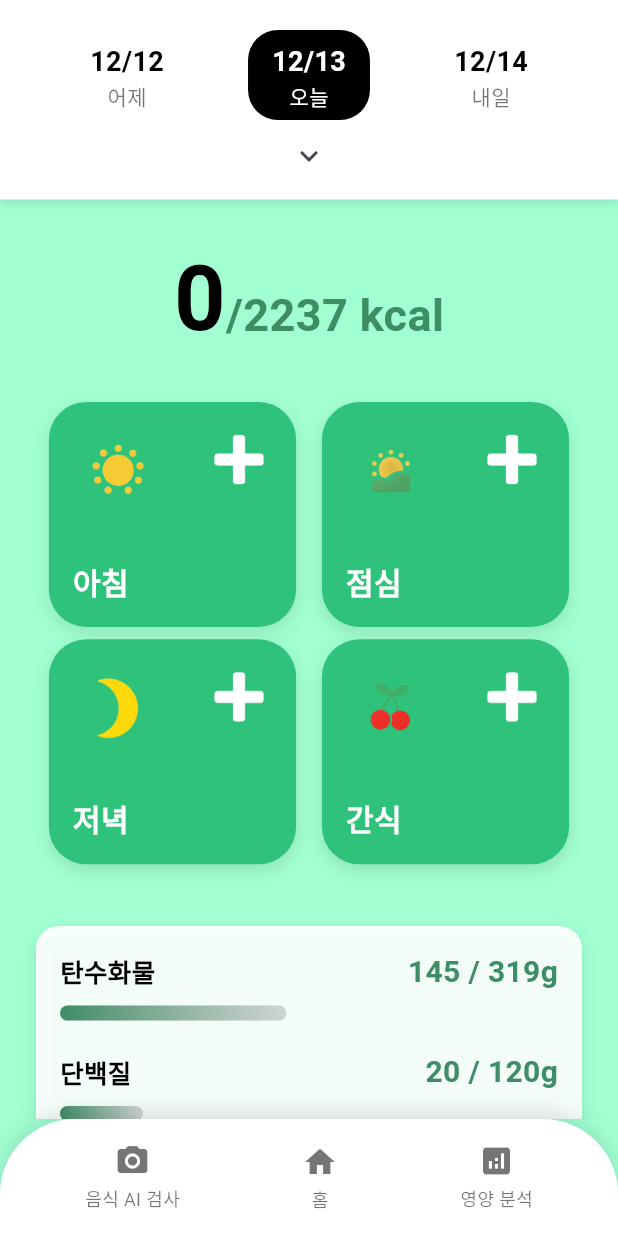
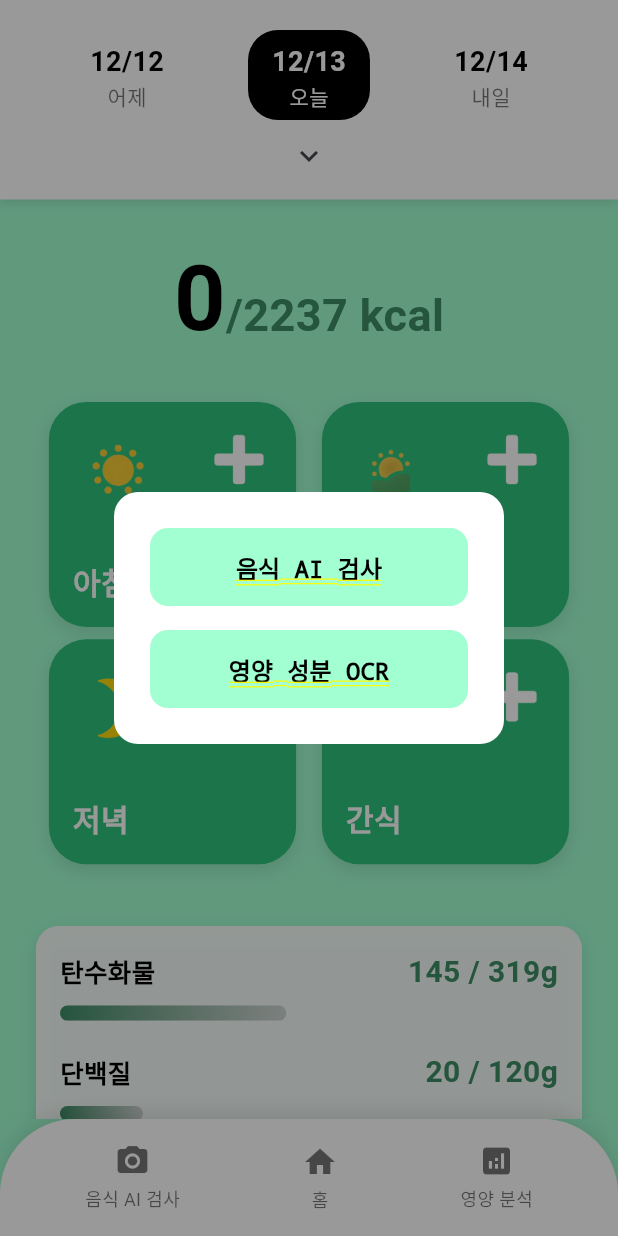
Before and after one commit to ehdrjs4573/bitewise_fe, a Flutter app: the HomeScreen screen opened by its route, after a tap on "아침", on a phone screen of 412 x 824 dp. Run offline on Flutter 3.47's test engine with Material 3 defaults, Android fonts, the phone set to English and light mode, and no system bars; our stand-ins replace image_picker, permission_handler.

Commit message:
카메라 기능추가

```diff
--- /dev/null
+++ b/lib/models/ai_mode.dart
@@ -0,0 +1,4 @@
+enum AiMode {
+  food,
+  ocr,
+}
--- a/lib/screens/home_screen/home_screen.dart
+++ b/lib/screens/home_screen/home_screen.dart
@@ -1,9 +1,15 @@
+
 import 'package:flutter/material.dart';
+
+import '../camera_screen.dart'; // CameraScreen
+import '../../models/ai_mode.dart'; // AiMode
+
 import 'widgets/date_selector.dart';
 import 'widgets/calorie_display.dart';
 import 'widgets/macro_progress_bar.dart';
 import 'widgets/meal_card.dart';
 import 'widgets/bottom_nav_bar.dart';
+
 
 class HomeScreen extends StatefulWidget {
   const HomeScreen({super.key});
@@ -13,27 +19,82 @@ class HomeScreen extends StatefulWidget {
 }
 
 class _HomeScreenState extends State<HomeScreen> {
-  // 상태 관리를 위한 변수들
+
+  // 📌 AI 선택 팝업 (다이얼로그로 구현)
+  void showAiSelectDialog() {
+    showDialog(
+      context: context,
+      barrierDismissible: true,
+      // 외부를 어둡게 처리
+      barrierColor: Colors.black.withOpacity(0.4),
+      builder: (dialogContext) { // 빌더 컨텍스트 이름을 dialogContext로 명확히 지정
+        return Center(
+          child: Container(
+            width: 260,
+            padding: const EdgeInsets.symmetric(vertical: 24),
+            decoration: BoxDecoration(
+              color: Colors.white,
+              borderRadius: BorderRadius.circular(16),
+            ),
+            child: Column(
+              mainAxisSize: MainAxisSize.min,
+              children: [
+                _DialogButton(
+                  text: '음식 AI 검사',
+                  onTap: () {
+                    Navigator.pop(dialogContext);
+                    Navigator.push(
+                      context,
+                      MaterialPageRoute(
+                        builder: (_) => const CameraScreen(mode: AiMode.food),
+                      ),
+                    );
+                  },
+                ),
+                const SizedBox(height: 16),
+                _DialogButton(
+                  text: '영양 성분 OCR',
+                  onTap: () {
+                    Navigator.pop(dialogContext);
+                    Navigator.push(
+                      context,
+                      MaterialPageRoute(
+                        builder: (_) => const CameraScreen(mode: AiMode.ocr),
+                      ),
+                    );
+                  },
+                ),
+              ],
+            ),
+          ),
+        );
+      },
+    );
+  }
+
+  // 상태 값들
   DateTime _selectedDate = DateTime.now();
+
   final int _targetCalories = 2237;
   int _currentCalories = 0;
+
   final int _targetCarbs = 319;
   int _currentCarbs = 145;
+
   final int _targetProtein = 120;
   int _currentProtein = 20;
+
   final int _targetFat = 62;
   int _currentFat = 4;
 
   void _onDateSelected(DateTime newDate) {
     setState(() {
       _selectedDate = newDate;
-      // TODO: 선택된 날짜에 따라 데이터를 업데이트하는 로직 추가
     });
   }
 
   void _onMealCardTapped(String mealType) {
-    // TODO: 식단 카드 클릭 시 동작 추가 (예: 식단 추가 화면으로 이동)
-    print('Tapped on $mealType meal card');
+    showAiSelectDialog();
   }
 
   String _getImagePathForMeal(String mealType) {
@@ -66,20 +127,19 @@ class _HomeScreenState extends State<HomeScreen> {
             ),
             Expanded(
               child: SingleChildScrollView(
-                padding: const EdgeInsets.symmetric(horizontal: 24.0, vertical: 16.0),
+                padding: const EdgeInsets.symmetric(
+                    horizontal: 24, vertical: 16),
                 child: Column(
                   children: [
-                    // ✅ 1. 칼로리 디스플레이와 달력 사이의 공백을 줄였습니다.
                     SizedBox(height: screenHeight * 0.01),
+
                     CalorieDisplay(
                       currentCalories: _currentCalories,
                       targetCalories: _targetCalories,
                     ),
 
-                    // ✅ 2. MealCard와 칼로리 디스플레이 사이의 공백을 설정했습니다.
                     SizedBox(height: screenHeight * 0.03),
 
-                    // ✅ 3. MealCard를 다시 프로그레스 바 위로 올렸습니다. (원래 위치)
                     Row(
                       mainAxisAlignment: MainAxisAlignment.spaceAround,
                       children: [
@@ -95,7 +155,9 @@ class _HomeScreenState extends State<HomeScreen> {
                         ),
                       ],
                     ),
+
                     SizedBox(height: screenHeight * 0.01),
+
                     Row(
                       mainAxisAlignment: MainAxisAlignment.spaceAround,
                       children: [
@@ -112,10 +174,8 @@ class _HomeScreenState extends State<HomeScreen> {
                       ],
                     ),
 
-                    // ✅ 4. 프로그레스 바와 MealCard 사이의 공백을 설정했습니다.
                     SizedBox(height: screenHeight * 0.05),
 
-                    // ✅ 5. "바이트와이즈..." 텍스트는 삭제된 채로, 프로그레스 바가 마지막에 위치합니다.
                     Container(
                       padding: const EdgeInsets.all(16),
                       decoration: BoxDecoration(
@@ -158,10 +218,13 @@ class _HomeScreenState extends State<HomeScreen> {
                 ),
               ),
             ),
+
             BottomNavBar(
               onTap: (index) {
-                // TODO: 내비게이션 기능 구현
-                print('Tapped on navigation item at index $index');
+                // BottomNavBar의 인덱스 0 ('음식 AI 검사')를 탭했을 때
+                if (index == 0) {
+                  showAiSelectDialog();
+                }
               },
             ),
           ],
@@ -170,3 +233,40 @@ class _HomeScreenState extends State<HomeScreen> {
     );
   }
 }
+
+// =======================================================
+class _DialogButton extends StatelessWidget {
+  final String text;
+  final VoidCallback onTap;
+
+  const _DialogButton({
+    required this.text,
+    required this.onTap,
+  });
+
+  @override
+  Widget build(BuildContext context) {
+    return GestureDetector(
+      onTap: onTap,
+      child: Container(
+        width: double.infinity,
+        padding: const EdgeInsets.symmetric(vertical: 14),
+        margin: const EdgeInsets.symmetric(horizontal: 24),
+        decoration: BoxDecoration(
+          color: const Color(0xFFA1FFD1),
+          borderRadius: BorderRadius.circular(12),
+        ),
+        child: Text(
+          text,
+          textAlign: TextAlign.center,
+          style: const TextStyle(
+            fontSize: 16,
+            fontWeight: FontWeight.w600,
+            color: Colors.black,
+          ),
+          overflow: TextOverflow.ellipsis,
+        ),
+      ),
+    );
+  }
+}
--- a/lib/screens/home_screen/widgets/calorie_display.dart
+++ b/lib/screens/home_screen/widgets/calorie_display.dart
@@ -13,10 +13,8 @@ class CalorieDisplay extends StatelessWidget {
   @override
   Widget build(BuildContext context) {
     return Center(
-      // ✅ 1. Column을 Row로 변경하여 가로로 배치합니다.
       child: Row(
         mainAxisAlignment: MainAxisAlignment.center, // 가로로 중앙 정렬
-        // ✅ 2. 글자 크기가 다른 텍스트들의 아랫부분을 깔끔하게 정렬합니다.
         crossAxisAlignment: CrossAxisAlignment.baseline,
         textBaseline: TextBaseline.alphabetic,
         children: [
@@ -28,7 +26,6 @@ class CalorieDisplay extends StatelessWidget {
               color: Colors.black,
             ),
           ),
-          // ✅ 3. '/목표 kcal' 텍스트를 바로 옆에 배치합니다.
           Text(
             '/$targetCalories kcal',
             style: const TextStyle(
--- a/lib/screens/home_screen/widgets/meal_card.dart
+++ b/lib/screens/home_screen/widgets/meal_card.dart
@@ -30,10 +30,8 @@ class MealCard extends StatelessWidget {
             ),
           ],
         ),
-        // ✅ 1. Stack 위젯을 사용하여 요소들을 겹치도록 합니다.
         child: Stack(
           children: [
-            // ✅ 2. '아침', '점심' 등 텍스트를 왼쪽 아래에 배치합니다.
             Positioned(
               bottom: 16,
               left: 16,
@@ -47,7 +45,6 @@ class MealCard extends StatelessWidget {
               ),
             ),
 
-            // ✅ 3. 식단 아이콘 이미지를 왼쪽 위에 배치합니다.
             Positioned(
               top: 16,
               left: 16,
@@ -61,7 +58,6 @@ class MealCard extends StatelessWidget {
               ),
             ),
 
-            // ✅ 4. '+' 버튼 이미지를 오른쪽 위에 배치합니다.
             Positioned(
               top: 16,
               right: 16,
@@ -69,7 +65,7 @@ class MealCard extends StatelessWidget {
                 width: 45, // 플러스 아이콘 크기 조절
                 height: 45,
                 child: Image.asset(
-                  'assets/images/white_plus.png', // 👈 여기에 가지고 계신 플러스 아이콘 png 파일 경로를 넣어주세요!
+                  'assets/images/white_plus.png',
                   color: Colors.white, // 흰색으로 보이게 처리
                 ),
               ),
--- a/lib/screens/setup_screen.dart
+++ b/lib/screens/setup_screen.dart
@@ -1,3 +1,5 @@
+// setup_screen.dart
+
 import 'package:flutter/material.dart';
 
 class SetupScreen extends StatefulWidget {
@@ -125,9 +127,9 @@ class _SetupScreenState extends State<SetupScreen> {
               bottom: 30,
               right: 30,
               child: FloatingActionButton(
+                heroTag: 'setupNextButton',
                 onPressed: isFormFilled
                     ? () {
-                        // 👉 /nextSetup 라우트 이름으로 이동합니다.
                         Navigator.pushNamed(context, '/nextSetup');
                       }
                     : null,
--- a/pubspec.yaml
+++ b/pubspec.yaml
@@ -12,8 +12,10 @@ dependencies:
   flutter:
     sdk: flutter
 
+  image_picker: ^1.0.7
   cupertino_icons: ^1.0.8
-  intl: ^0.18.1 # ✅ intl 패키지 추가
+  intl: ^0.18.1
+  permission_handler: ^11.3.1
 
 dev_dependencies:
   flutter_test:
```
Also changed, not shown: lib/screens/camera_screen.dart (added, +40 -0 lines), lib/screens/home_screen/widgets/date_selector.dart (+0 -9 lines), lib/screens/next_setup_screen.dart (+3 -12 lines), lib/screens/splash_screen.dart (+10 -1 lines), pubspec.lock, 14 other files.
